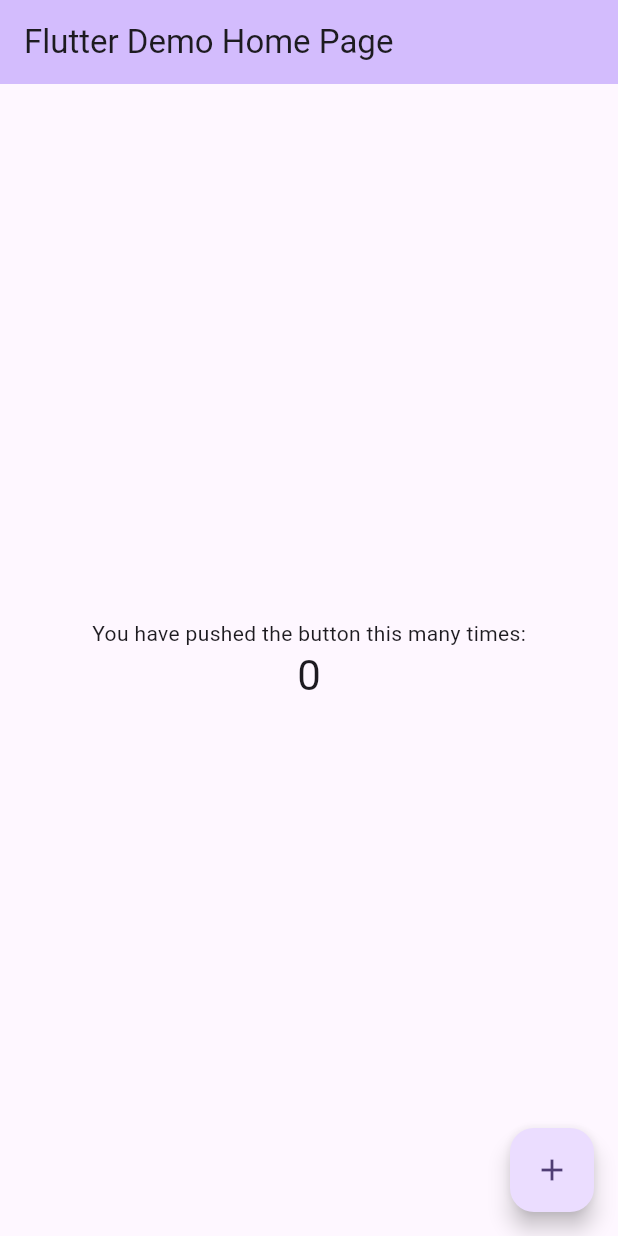
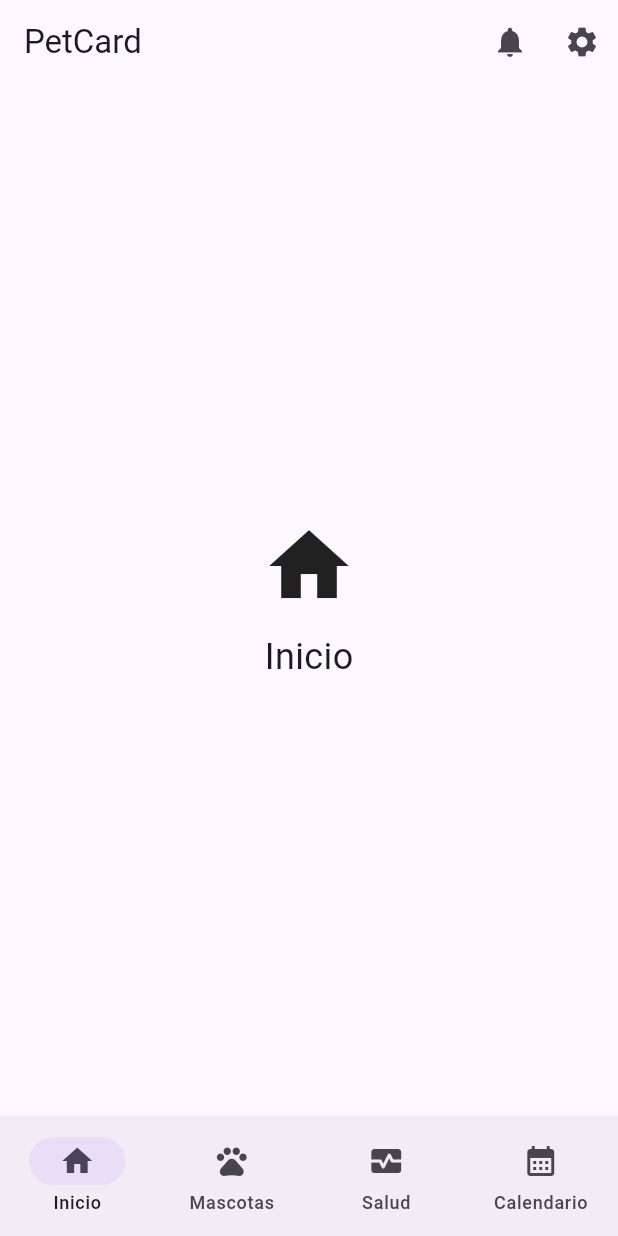
Before and after one commit to zackfall/Petcard-Flutter, a Flutter app: the screen it shows after launch, on a phone screen of 412 x 824 dp. Run offline on Flutter 3.47's test engine with Material 3 defaults, Android fonts, the phone set to English and light mode, and no system bars.

Commit message:
feat: crea la base de la aplicación

```diff
--- a/lib/main.dart
+++ b/lib/main.dart
@@ -1,122 +1,24 @@
 import 'package:flutter/material.dart';
 
+import 'shell/petcard_shell.dart';
+
 void main() {
-  runApp(const MyApp());
+  runApp(const PetCardApp());
 }
 
-class MyApp extends StatelessWidget {
-  const MyApp({super.key});
+class PetCardApp extends StatelessWidget {
+  const PetCardApp({super.key});
 
-  // This widget is the root of your application.
   @override
   Widget build(BuildContext context) {
     return MaterialApp(
-      title: 'Flutter Demo',
+      title: 'PetCard',
+      debugShowCheckedModeBanner: false,
       theme: ThemeData(
-        // This is the theme of your application.
-        //
-        // TRY THIS: Try running your application with "flutter run". You'll see
-        // the application has a purple toolbar. Then, without quitting the app,
-        // try changing the seedColor in the colorScheme below to Colors.green
-        // and then invoke "hot reload" (save your changes or press the "hot
-        // reload" button in a Flutter-supported IDE, or press "r" if you used
-        // the command line to start the app).
-        //
-        // Notice that the counter didn't reset back to zero; the application
-        // state is not lost during the reload. To reset the state, use hot
-        // restart instead.
-        //
-        // This works for code too, not just values: Most code changes can be
-        // tested with just a hot reload.
-        colorScheme: .fromSeed(seedColor: Colors.deepPurple),
+        colorScheme: ColorScheme.fromSeed(seedColor: const Color(0xFF6650A4)),
+        useMaterial3: true,
       ),
-      home: const MyHomePage(title: 'Flutter Demo Home Page'),
+      home: const PetCardShell(),
     );
   }
 }
-
-class MyHomePage extends StatefulWidget {
-  const MyHomePage({super.key, required this.title});
-
-  // This widget is the home page of your application. It is stateful, meaning
-  // that it has a State object (defined below) that contains fields that affect
-  // how it looks.
-
-  // This class is the configuration for the state. It holds the values (in this
-  // case the title) provided by the parent (in this case the App widget) and
-  // used by the build method of the State. Fields in a Widget subclass are
-  // always marked "final".
-
-  final String title;
-
-  @override
-  State<MyHomePage> createState() => _MyHomePageState();
-}
-
-class _MyHomePageState extends State<MyHomePage> {
-  int _counter = 0;
-
-  void _incrementCounter() {
-    setState(() {
-      // This call to setState tells the Flutter framework that something has
-      // changed in this State, which causes it to rerun the build method below
-      // so that the display can reflect the updated values. If we changed
-      // _counter without calling setState(), then the build method would not be
-      // called again, and so nothing would appear to happen.
-      _counter++;
-    });
-  }
-
-  @override
-  Widget build(BuildContext context) {
-    // This method is rerun every time setState is called, for instance as done
-    // by the _incrementCounter method above.
-    //
-    // The Flutter framework has been optimized to make rerunning build methods
-    // fast, so that you can just rebuild anything that needs updating rather
-    // than having to individually change instances of widgets.
-    return Scaffold(
-      appBar: AppBar(
-        // TRY THIS: Try changing the color here to a specific color (to
-        // Colors.amber, perhaps?) and trigger a hot reload to see the AppBar
-        // change color while the other colors stay the same.
-        backgroundColor: Theme.of(context).colorScheme.inversePrimary,
-        // Here we take the value from the MyHomePage object that was created by
-        // the App.build method, and use it to set our appbar title.
-        title: Text(widget.title),
-      ),
-      body: Center(
-        // Center is a layout widget. It takes a single child and positions it
-        // in the middle of the parent.
-        child: Column(
-          // Column is also a layout widget. It takes a list of children and
-          // arranges them vertically. By default, it sizes itself to fit its
-          // children horizontally, and tries to be as tall as its parent.
-          //
-          // Column has various properties to control how it sizes itself and
-          // how it positions its children. Here we use mainAxisAlignment to
-          // center the children vertically; the main axis here is the vertical
-          // axis because Columns are vertical (the cross axis would be
-          // horizontal).
-          //
-          // TRY THIS: Invoke "debug painting" (choose the "Toggle Debug Paint"
-          // action in the IDE, or press "p" in the console), to see the
-          // wireframe for each widget.
-          mainAxisAlignment: .center,
-          children: [
-            const Text('You have pushed the button this many times:'),
-            Text(
-              '$_counter',
-              style: Theme.of(context).textTheme.headlineMedium,
-            ),
-          ],
-        ),
-      ),
-      floatingActionButton: FloatingActionButton(
-        onPressed: _incrementCounter,
-        tooltip: 'Increment',
-        child: const Icon(Icons.add),
-      ),
-    );
-  }
-}
--- /dev/null
+++ b/lib/pages/inicio_page.dart
@@ -0,0 +1,19 @@
+import 'package:flutter/material.dart';
+
+class InicioPage extends StatelessWidget {
+  const InicioPage({super.key});
+
+  @override
+  Widget build(BuildContext context) {
+    return const Center(
+      child: Column(
+        mainAxisSize: MainAxisSize.min,
+        children: [
+          Icon(Icons.home, size: 64),
+          SizedBox(height: 12),
+          Text('Inicio', style: TextStyle(fontSize: 24)),
+        ],
+      ),
+    );
+  }
+}
--- /dev/null
+++ b/lib/shell/petcard_bottom_bar.dart
@@ -0,0 +1,42 @@
+import 'package:flutter/material.dart';
+
+class DestinoBottomBar {
+  const DestinoBottomBar({
+    required this.ruta,
+    required this.etiqueta,
+    required this.icono,
+  });
+
+  final String ruta;
+  final String etiqueta;
+  final IconData icono;
+}
+
+class PetCardBottomBar extends StatelessWidget {
+  const PetCardBottomBar({
+    super.key,
+    required this.destinos,
+    required this.rutaActual,
+    required this.alNavegar,
+  });
+
+  final List<DestinoBottomBar> destinos;
+  final String rutaActual;
+  final ValueChanged<String> alNavegar;
+
+  @override
+  Widget build(BuildContext context) {
+    final indice = destinos.indexWhere((destino) => destino.ruta == rutaActual);
+    return NavigationBar(
+      selectedIndex: indice < 0 ? 0 : indice,
+      onDestinationSelected: (i) => alNavegar(destinos[i].ruta),
+      destinations: [
+        for (final destino in destinos)
+          NavigationDestination(
+            icon: Icon(destino.icono),
+            label: destino.etiqueta,
+          ),
+      ],
+    );
+  }
+}
--- /dev/null
+++ b/lib/shell/petcard_shell.dart
@@ -0,0 +1,146 @@
+import 'package:flutter/material.dart';
+
+import '../pages/calendario_page.dart';
+import '../pages/configuracion_page.dart';
+import '../pages/inicio_page.dart';
+import '../pages/mascotas_page.dart';
+import '../pages/salud_page.dart';
+import 'petcard_bottom_bar.dart';
+import 'rutas.dart';
+
+const destinosPrincipales = [
+  DestinoBottomBar(ruta: Rutas.inicio, etiqueta: 'Inicio', icono: Icons.home),
+  DestinoBottomBar(
+    ruta: Rutas.mascotas,
+    etiqueta: 'Mascotas',
+    icono: Icons.pets,
+  ),
+  DestinoBottomBar(
+    ruta: Rutas.eventosPendientes,
+    etiqueta: 'Salud',
+    icono: Icons.monitor_heart,
+  ),
+  DestinoBottomBar(
+    ruta: Rutas.calendario,
+    etiqueta: 'Calendario',
+    icono: Icons.calendar_month,
+  ),
+];
+
+class PetCardShell extends StatefulWidget {
+  const PetCardShell({super.key});
+
+  @override
+  State<PetCardShell> createState() => _PetCardShellState();
+}
+
+class _PetCardShellState extends State<PetCardShell> {
+  final GlobalKey<NavigatorState> _navigatorKey = GlobalKey<NavigatorState>();
+  String _rutaActual = Rutas.inicio;
+
+  void _alCambiarRuta(String? ruta) {
+    if (ruta == null || ruta == _rutaActual) return;
+    setState(() => _rutaActual = ruta);
+  }
+
+  void _alNavegar(String ruta) {
+    final navigator = _navigatorKey.currentState;
+    if (navigator == null) return;
+    if (ruta == _rutaActual) {
+      navigator.popUntil((route) => route.isFirst);
+      return;
+    }
+    navigator.pushNamedAndRemoveUntil(ruta, (route) => false);
+  }
+
+  void _irAtras() {
+    _navigatorKey.currentState?.pop();
+  }
+
+  void _abrirConfiguracion() {
+    _navigatorKey.currentState?.pushNamed(Rutas.configuracion);
+  }
+
+  List<Widget> _acciones(String ruta) {
+    if (ruta == Rutas.inicio) {
+      return [
+        IconButton(
+          tooltip: 'Recordatorios',
+          onPressed: () => _alNavegar(Rutas.eventosPendientes),
+          icon: const Icon(Icons.notifications),
+        ),
+        IconButton(
+          tooltip: 'Configuración',
+          onPressed: _abrirConfiguracion,
+          icon: const Icon(Icons.settings),
+        ),
+      ];
+    }
+    if (ruta == Rutas.eventosPendientes) {
+      return [
+        IconButton(
+          tooltip: 'Nuevo evento',
+          onPressed: () {},
+          icon: const Icon(Icons.add),
+        ),
+      ];
+    }
+    return const [];
+  }
+
+  Route<dynamic> _generarRuta(RouteSettings settings) {
+    final pagina = switch (settings.name) {
+      Rutas.mascotas => const MascotasPage(),
+      Rutas.eventosPendientes => const SaludPage(),
+      Rutas.calendario => const CalendarioPage(),
+      Rutas.configuracion => const ConfiguracionPage(),
+      _ => const InicioPage(),
+    };
+    return MaterialPageRoute(settings: settings, builder: (_) => pagina);
+  }
+
+  @override
+  Widget build(BuildContext context) {
+    final esRutaRaiz = Rutas.rutasRaiz.contains(_rutaActual);
+    return Scaffold(
+      appBar: AppBar(
+        title: Text(Rutas.titulo(_rutaActual)),
+        leading: esRutaRaiz
+            ? null
+            : IconButton(
+                tooltip: 'Atrás',
+                onPressed: _irAtras,
+                icon: const Icon(Icons.arrow_back),
+              ),
+        actions: _acciones(_rutaActual),
+      ),
+      bottomNavigationBar: PetCardBottomBar(
+        destinos: destinosPrincipales,
+        rutaActual: _rutaActual,
+        alNavegar: _alNavegar,
+      ),
+      body: Navigator(
+        key: _navigatorKey,
+        initialRoute: Rutas.inicio,
+        onGenerateRoute: _generarRuta,
+        observers: [_ObservadorDeRuta(_alCambiarRuta)],
+      ),
+    );
+  }
+}
+
+class _ObservadorDeRuta extends NavigatorObserver {
+  _ObservadorDeRuta(this.alCambiarRuta);
+
+  final void Function(String? ruta) alCambiarRuta;
+
+  @override
+  void didPush(Route<dynamic> route, Route<dynamic>? previousRoute) {
+    alCambiarRuta(route.settings.name);
+  }
+
+  @override
+  void didPop(Route<dynamic> route, Route<dynamic>? previousRoute) {
+    alCambiarRuta(previousRoute?.settings.name);
+  }
+}
--- /dev/null
+++ b/lib/shell/rutas.dart
@@ -0,0 +1,18 @@
+abstract final class Rutas {
+  static const inicio = 'inicio';
+  static const mascotas = 'mascotas';
+  static const eventosPendientes = 'eventos_pendientes';
+  static const calendario = 'calendario';
+  static const configuracion = 'configuracion';
+
+  static const rutasRaiz = {inicio, mascotas, eventosPendientes, calendario};
+
+  static String titulo(String? ruta) => switch (ruta) {
+        inicio => 'PetCard',
+        mascotas => 'Mascotas',
+        eventosPendientes => 'Evento de Salud',
+        calendario => 'Calendario',
+        configuracion => 'Configuración',
+        _ => 'PetCard',
+      };
+}
```
Also changed, not shown: lib/pages/calendario_page.dart (added, +19 -0 lines), lib/pages/configuracion_page.dart (added, +19 -0 lines), lib/pages/mascotas_page.dart (added, +19 -0 lines), lib/pages/salud_page.dart (added, +19 -0 lines), 1 other file.
